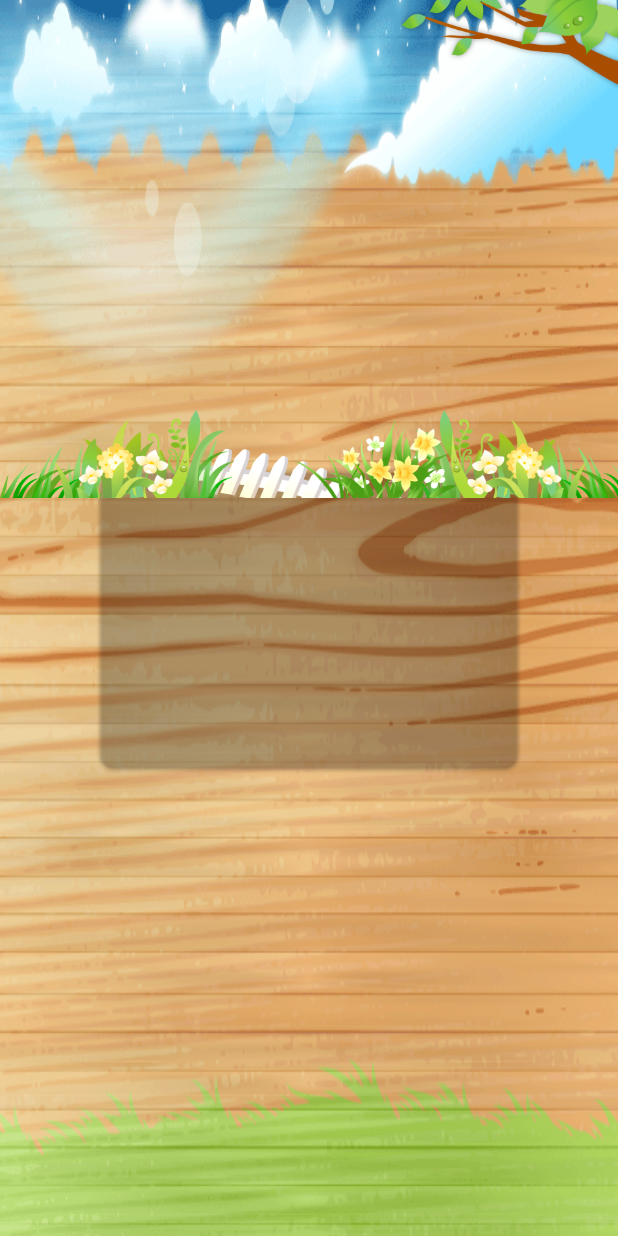
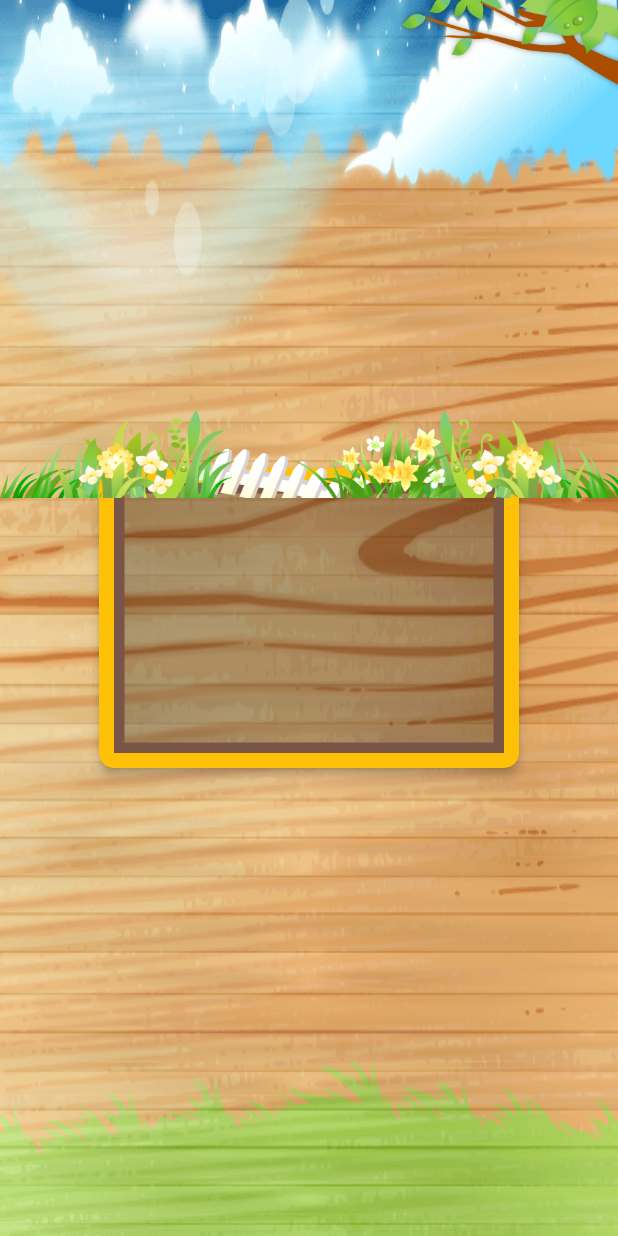
Before and after one commit to CoMatu/toddler_books, a Flutter app: the screen it shows after launch, on a phone screen of 412 x 824 dp. Run offline on Flutter 3.47's test engine with Material 2 defaults, Android fonts, the phone set to English and light mode, and no system bars.

```diff
--- a/lib/bookshelf.dart
+++ b/lib/bookshelf.dart
@@ -47,7 +47,22 @@ class BookShelfState extends State<BookShelf> with TickerProviderStateMixin {
                       fit: BoxFit.fill),
                 ),
               ),
-              Center(child: BookshelfCard()),
+              Center(
+                  child: BookshelfCard()
+/*
+                  ListView.builder(
+                    itemCount: 5,
+                    itemBuilder: (context, index) {
+                      return ListView.builder(
+                        scrollDirection: Axis.horizontal,
+                        itemCount: 5,
+                          itemBuilder: (context, index) {
+                        return BookshelfCard();
+                      });
+                    },
+                  )
+*/
+              ),
               Transform(
                 transform: Matrix4.translationValues(animval * width, 0.0, 0.0),
                 child: Container(
@@ -61,7 +76,6 @@ class BookShelfState extends State<BookShelf> with TickerProviderStateMixin {
               )
             ],
           ),
-
         );
       },
     );
@@ -73,22 +87,3 @@ class BookShelfState extends State<BookShelf> with TickerProviderStateMixin {
     super.dispose();
   }
 }
-
-/*
-    return Scaffold(
-      body: Stack(
-          children: <Widget>[
-            Container(
-              decoration: BoxDecoration(
-                image: DecorationImage(
-                    image: AssetImage('assets/images/background.png'),
-                    fit: BoxFit.fill),
-              ),
-            ),
-            Center(child: BookshelfCard())
-          ],
-        ),
-
-    );
-
- */
--- a/lib/bookshelf_card.dart
+++ b/lib/bookshelf_card.dart
@@ -1,47 +1,30 @@
 import 'package:flutter/material.dart';
 
 class BookshelfCard extends StatelessWidget {
-  String assetName = 'assets/images/start_background.png';
+  final String assetName = 'assets/images/start_background.png';
 
   @override
   Widget build(BuildContext context) {
     // TODO: implement build
     Radius radius = Radius.circular(10.0);
     return Card(
-      shape: RoundedRectangleBorder(
-        borderRadius: BorderRadius.all(radius)
-      ),
+      shape: RoundedRectangleBorder(borderRadius: BorderRadius.all(radius)),
       color: Colors.transparent,
       key: key,
+      elevation: 3.0,
       child: Container(
         width: 280.0,
         height: 200.0,
-),
-/*
-      child: SizedBox(
-        height: 200.0,
-        width: 280.0,
-        child: Container(
         decoration: BoxDecoration(
           border: Border.all(width: 10.0, color: Colors.amber),
-//                borderRadius: BorderRadius.all(Radius.circular(15.0)),
+          borderRadius: BorderRadius.all(radius)
         ),
         child: Container(
           decoration: BoxDecoration(
             border: Border.all(width: 7.0, color: Colors.brown[500]),
-//                  borderRadius: BorderRadius.circular(5.0)
-                ),
-                child: Image(
-                  //TODO загрузка картинки из Firebase
-                    image: AssetImage(assetName),
-                  fit: BoxFit.cover,
           ),
         ),
       ),
-
-      )
-*/
     );
   }
-
 }
```
Lines whose indentation alone changed are shown as unchanged.
